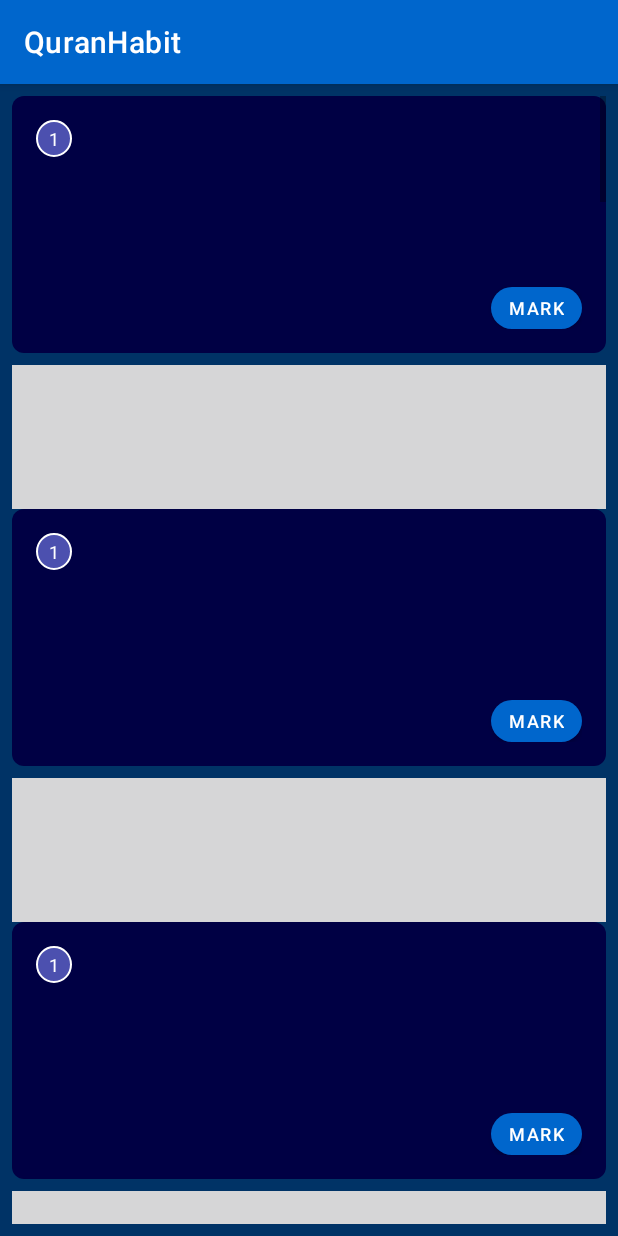
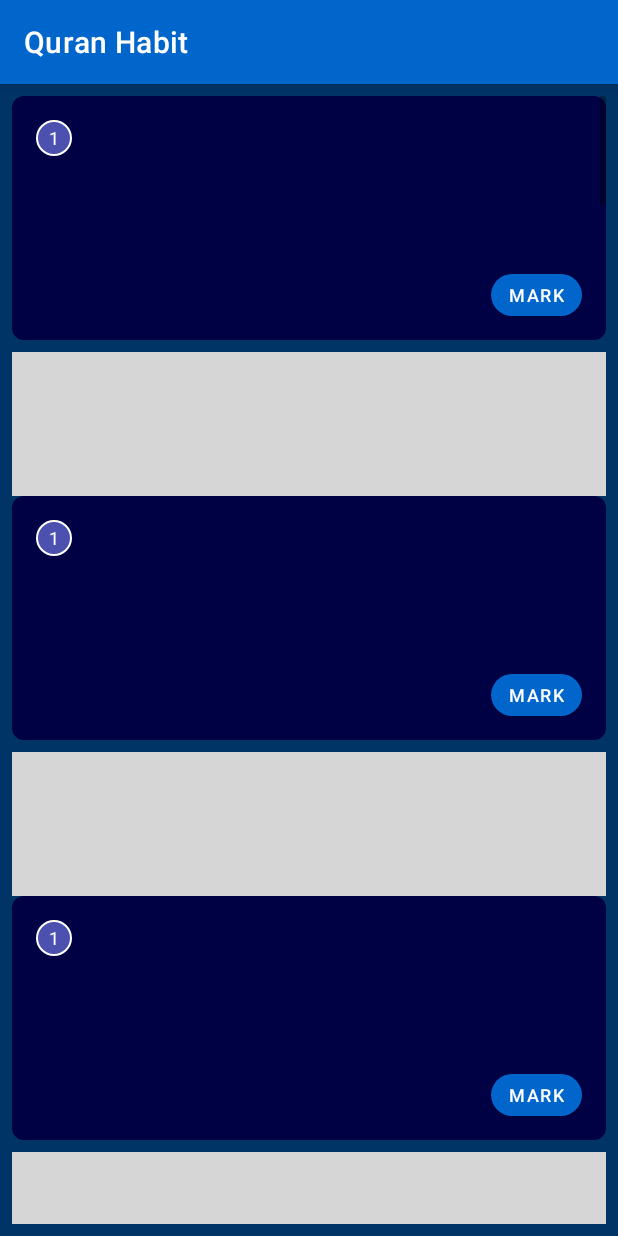
Before and after one commit to blueheron786/quran-habit, an Android app built with Jetpack Compose: the screen it shows after launch (MainActivity), after a tap on an icon or button, on a phone screen of 412 x 824 dp. Run offline under Robolectric (Android 15) with nearby library versions, the phone set to English and light mode, and no system bars; 5 statements that could not run were skipped.

Commit message:
App name, fix spacing in ayaat view

```diff
--- a/app/src/main/res/layout/item_ayah.xml
+++ b/app/src/main/res/layout/item_ayah.xml
@@ -15,7 +15,6 @@
         android:textColor="@color/ayah_number_text"
         android:textSize="14sp"
         android:background="@drawable/circle_background"
-        android:padding="4dp"
         android:text="1" />
 
     <TextView
@@ -24,8 +23,8 @@
         android:layout_height="wrap_content"
         android:textColor="@color/text_primary"
         android:textSize="36sp"
-        android:paddingTop="8dp"
-        android:paddingBottom="8dp"
+        android:paddingTop="4dp"
+        android:paddingBottom="4dp"
         android:textDirection="anyRtl" />
 
     <Button
--- a/app/src/main/res/values/strings.xml
+++ b/app/src/main/res/values/strings.xml
@@ -1,3 +1,3 @@
 <resources>
-    <string name="app_name">QuranHabit</string>
+    <string name="app_name">Quran Habit</string>
 </resources>
```
